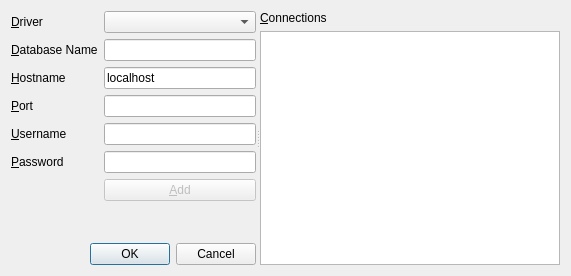
Old version of the form ui/connectiondialog.ui in the repository kandalf/migraine.
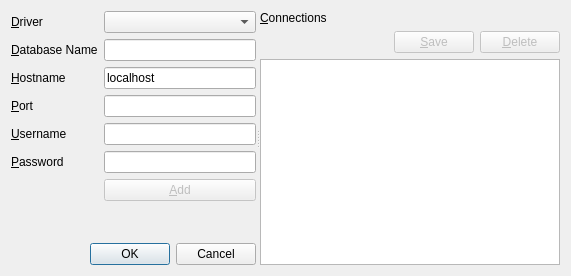
New version of the form.

Commit message: Some edition tasks for connections dialog

Diff of the .ui file:
```diff
--- a/ui/connectiondialog.ui
+++ b/ui/connectiondialog.ui
@@ -160,6 +160,43 @@
          </property>
         </widget>
        </item>
+       <item>
+        <layout class="QHBoxLayout" name="horizontalLayout" >
+         <item>
+          <spacer name="horizontalSpacer" >
+           <property name="orientation" >
+            <enum>Qt::Horizontal</enum>
+           </property>
+           <property name="sizeHint" stdset="0" >
+            <size>
+             <width>40</width>
+             <height>20</height>
+            </size>
+           </property>
+          </spacer>
+         </item>
+         <item>
+          <widget class="QPushButton" name="saveConnectionButton" >
+           <property name="enabled" >
+            <bool>false</bool>
+           </property>
+           <property name="text" >
+            <string>&amp;Save</string>
+           </property>
+          </widget>
+         </item>
+         <item>
+          <widget class="QPushButton" name="deleteConnectionButton" >
+           <property name="enabled" >
+            <bool>false</bool>
+           </property>
+           <property name="text" >
+            <string>&amp;Delete</string>
+           </property>
+          </widget>
+         </item>
+        </layout>
+       </item>
        <item>
         <widget class="QListWidget" name="connListWidget" />
        </item>
```
Left out of the diff: 18 changed lines with no effect on the pictures. The commit also changes 7 other files.
